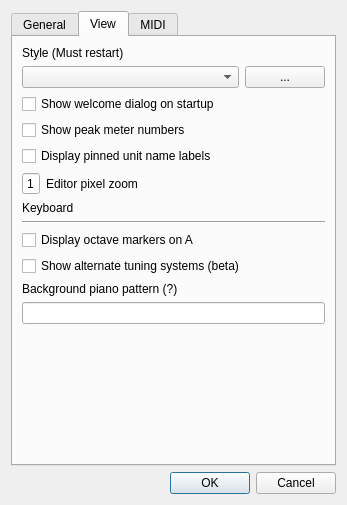
Above: src/editor/SettingsDialog.ui from yuxshao/ptcollab before the change. Below: the same form after it.
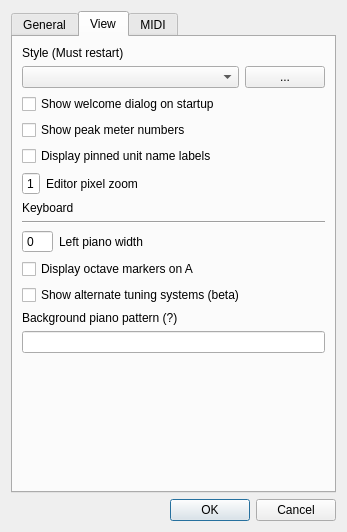
That is the form after the change. The open tabs and pages were chosen to show the change.

Commit message: adjustable left piano width

```diff
--- a/src/editor/SettingsDialog.ui
+++ b/src/editor/SettingsDialog.ui
@@ -7,7 +7,7 @@
     <x>0</x>
     <y>0</y>
     <width>347</width>
-    <height>505</height>
+    <height>532</height>
    </rect>
   </property>
   <property name="windowTitle">
@@ -240,6 +240,33 @@
          </property>
         </widget>
        </item>
+       <item>
+        <layout class="QHBoxLayout" name="horizontalLayout_4">
+         <item>
+          <widget class="QSpinBox" name="leftPianoWidthSpin">
+           <property name="buttonSymbols">
+            <enum>QAbstractSpinBox::NoButtons</enum>
+           </property>
+           <property name="maximum">
+            <number>240</number>
+           </property>
+          </widget>
+         </item>
+         <item>
+          <widget class="QLabel" name="label_7">
+           <property name="sizePolicy">
+            <sizepolicy hsizetype="Preferred" vsizetype="Preferred">
+             <horstretch>1</horstretch>
+             <verstretch>0</verstretch>
+            </sizepolicy>
+           </property>
+           <property name="text">
+            <string>Left piano width</string>
+           </property>
+          </widget>
+         </item>
+        </layout>
+       </item>
        <item>
         <widget class="QCheckBox" name="octaveMarkerACheck">
          <property name="text">
```
The commit also changes 9 other files.
